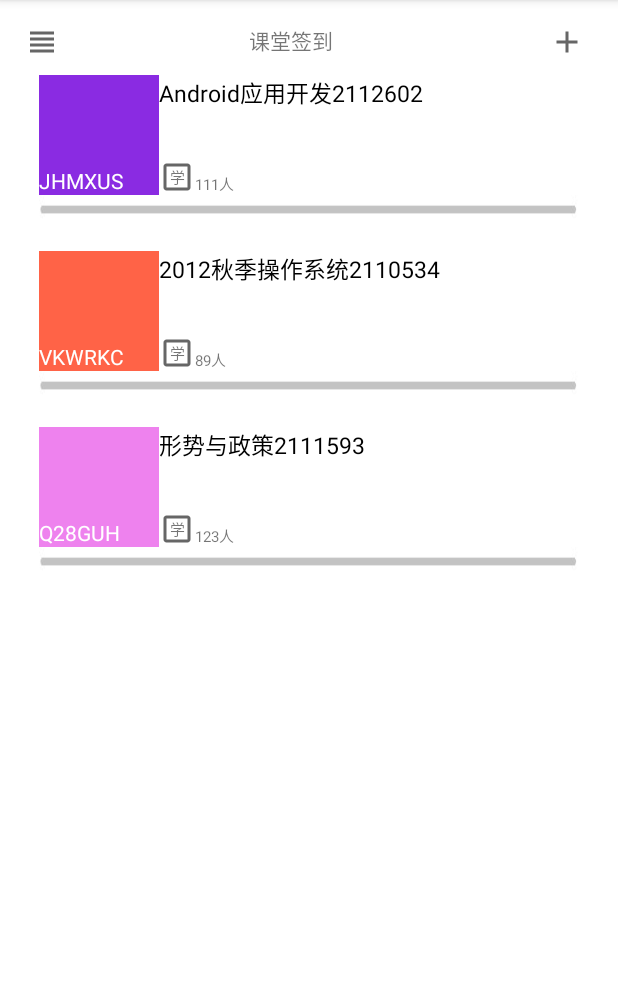
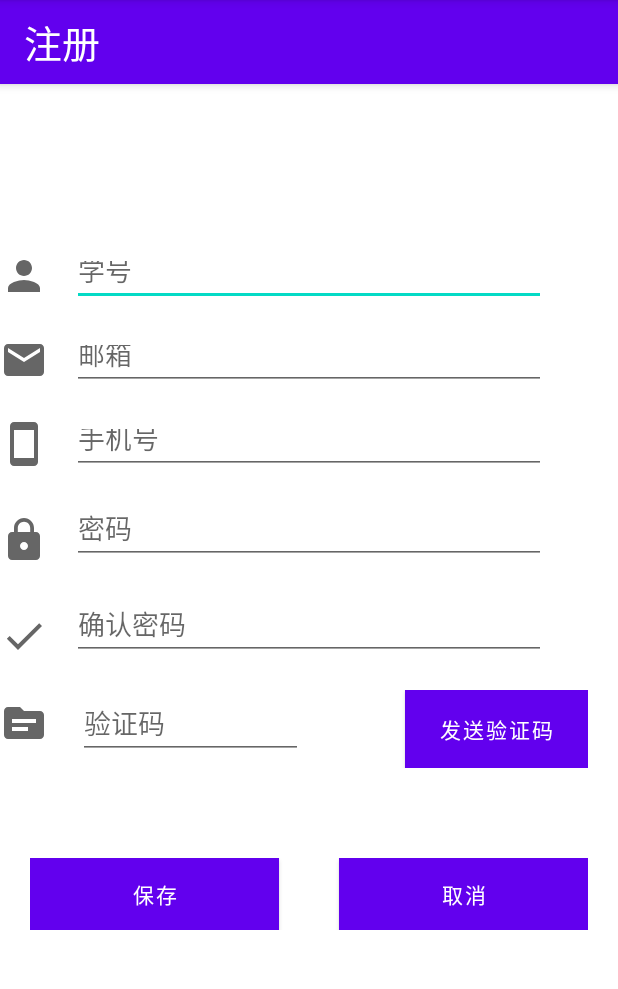
Before and after one commit to freezing00/EVONet, an Android app: the screen it shows after launch (MainActivity before the commit, RegisterActivity after it), on a phone screen of 412 x 824 dp, the part 84-1073 px from its top. Run offline under Robolectric (Android 15) with nearby library versions, the phone set to English and light mode, and no system bars.

Commit message:
完成注册布局

```diff
--- a/app/src/main/AndroidManifest.xml
+++ b/app/src/main/AndroidManifest.xml
@@ -25,7 +25,11 @@
         <activity android:name=".activities.StartActivity" android:exported="true">
 
         </activity>
+
         <activity android:name=".activities.MainActivity" android:exported="true">
+        </activity>
+
+        <activity android:name=".activities.RegisterActivity" android:exported="true">
             <intent-filter>
                 <action android:name="android.intent.action.MAIN" />
 
--- /dev/null
+++ b/app/src/main/java/com/example/evonet/activities/RegisterActivity.java
@@ -0,0 +1,21 @@
+package com.example.evonet.activities;
+
+import android.os.Bundle;
+import android.view.Window;
+
+import com.example.evonet.R;
+
+public class RegisterActivity extends BaseActivities implements ActivityInterface{
+
+    @Override
+    protected void onCreate(Bundle savedInstanceState) {
+        super.onCreate(savedInstanceState);
+        requestWindowFeature(Window.FEATURE_NO_TITLE);
+        setContentView(R.layout.activity_register);
+    }
+
+    @Override
+    public void bindView() {
+
+    }
+}
--- /dev/null
+++ b/app/src/main/res/drawable/ic_baseline_check_24.xml
@@ -0,0 +1,10 @@
+<vector xmlns:android="http://schemas.android.com/apk/res/android"
+    android:width="24dp"
+    android:height="24dp"
+    android:viewportWidth="24"
+    android:viewportHeight="24"
+    android:tint="?attr/colorControlNormal">
+  <path
+      android:fillColor="@android:color/white"
+      android:pathData="M9,16.17L4.83,12l-1.42,1.41L9,19 21,7l-1.41,-1.41z"/>
+</vector>
--- /dev/null
+++ b/app/src/main/res/drawable/ic_baseline_email_24.xml
@@ -0,0 +1,10 @@
+<vector xmlns:android="http://schemas.android.com/apk/res/android"
+    android:width="24dp"
+    android:height="24dp"
+    android:viewportWidth="24"
+    android:viewportHeight="24"
+    android:tint="?attr/colorControlNormal">
+  <path
+      android:fillColor="@android:color/white"
+      android:pathData="M20,4L4,4c-1.1,0 -1.99,0.9 -1.99,2L2,18c0,1.1 0.9,2 2,2h16c1.1,0 2,-0.9 2,-2L22,6c0,-1.1 -0.9,-2 -2,-2zM20,8l-8,5 -8,-5L4,6l8,5 8,-5v2z"/>
+</vector>
--- /dev/null
+++ b/app/src/main/res/drawable/ic_baseline_smartphone_24.xml
@@ -0,0 +1,10 @@
+<vector xmlns:android="http://schemas.android.com/apk/res/android"
+    android:width="24dp"
+    android:height="24dp"
+    android:viewportWidth="24"
+    android:viewportHeight="24"
+    android:tint="?attr/colorControlNormal">
+  <path
+      android:fillColor="@android:color/white"
+      android:pathData="M17,1.01L7,1c-1.1,0 -2,0.9 -2,2v18c0,1.1 0.9,2 2,2h10c1.1,0 2,-0.9 2,-2V3c0,-1.1 -0.9,-1.99 -2,-1.99zM17,19H7V5h10v14z"/>
+</vector>
--- /dev/null
+++ b/app/src/main/res/drawable/ic_baseline_source_24.xml
@@ -0,0 +1,10 @@
+<vector xmlns:android="http://schemas.android.com/apk/res/android"
+    android:width="24dp"
+    android:height="24dp"
+    android:viewportWidth="24"
+    android:viewportHeight="24"
+    android:tint="?attr/colorControlNormal">
+  <path
+      android:fillColor="@android:color/white"
+      android:pathData="M20,6h-8l-2,-2H4C2.9,4 2.01,4.9 2.01,6L2,18c0,1.1 0.9,2 2,2h16c1.1,0 2,-0.9 2,-2V8C22,6.9 21.1,6 20,6zM14,16H6v-2h8V16zM18,12H6v-2h12V12z"/>
+</vector>
--- /dev/null
+++ b/app/src/main/res/layout/activity_register.xml
@@ -0,0 +1,228 @@
+<?xml version="1.0" encoding="utf-8"?>
+<LinearLayout android:layout_height="match_parent"
+    android:layout_width="match_parent"
+    xmlns:tools="http://schemas.android.com/tools"
+    android:orientation="vertical"
+    xmlns:android="http://schemas.android.com/apk/res/android">
+    <com.google.android.material.appbar.AppBarLayout
+        android:layout_width="match_parent"
+        android:layout_height="?actionBarSize"
+        android:theme="@style/Widget.AppCompat.Toolbar">
+
+        <androidx.appcompat.widget.Toolbar
+            android:id="@+id/tool_bar"
+            android:layout_width="match_parent"
+            android:layout_height="match_parent">
+
+            <TextView
+                android:layout_width="wrap_content"
+                android:layout_height="?actionBarSize"
+                android:gravity="center_vertical"
+                android:text="注册"
+                android:textColor="@color/white"
+                android:textSize="25dp" />
+
+        </androidx.appcompat.widget.Toolbar>
+
+    </com.google.android.material.appbar.AppBarLayout>
+
+    <RelativeLayout
+        android:layout_width="match_parent"
+        android:layout_height="60dp">
+
+    </RelativeLayout>
+
+    <RelativeLayout
+        android:layout_width="match_parent"
+        android:layout_height="40dp"
+        android:layout_marginTop="48dp">
+
+        <ImageView
+            android:layout_width="32dp"
+            android:layout_height="32dp"
+            android:layout_marginBottom="4dp"
+            android:layout_alignParentBottom="true"
+            android:src="@drawable/ic_baseline_person_24"/>
+        <EditText
+            android:id="@+id/user"
+            android:layout_width="match_parent"
+            android:layout_height="wrap_content"
+            android:layout_alignParentBottom="true"
+            android:inputType="text"
+            android:hint="学号"
+            android:layout_marginStart="48dp"
+            android:layout_marginEnd="48dp"
+            android:maxLines="1"/>
+    </RelativeLayout>
+    <RelativeLayout
+        android:layout_width="match_parent"
+        android:layout_height="40dp"
+        android:layout_marginTop="16dp">
+
+        <ImageView
+            android:layout_width="32dp"
+            android:layout_height="32dp"
+            android:layout_marginBottom="4dp"
+            android:layout_alignParentBottom="true"
+            android:src="@drawable/ic_baseline_email_24"/>
+        <EditText
+            android:id="@+id/email"
+            android:layout_width="match_parent"
+            android:layout_height="wrap_content"
+            android:layout_alignParentBottom="true"
+            android:inputType="text"
+            android:hint="邮箱"
+            android:layout_marginStart="48dp"
+            android:layout_marginEnd="48dp"
+            android:maxLines="1"/>
+    </RelativeLayout>
+    <RelativeLayout
+        android:layout_width="match_parent"
+        android:layout_height="40dp"
+        android:layout_marginTop="16dp">
+
+        <ImageView
+            android:layout_width="32dp"
+            android:layout_height="32dp"
+            android:layout_marginBottom="4dp"
+            android:layout_alignParentBottom="true"
+            android:src="@drawable/ic_baseline_smartphone_24"/>
+        <EditText
+            android:id="@+id/phoneNumber"
+            android:layout_width="match_parent"
+            android:layout_height="wrap_content"
+            android:layout_alignParentBottom="true"
+            android:inputType="text"
+            android:hint="手机号"
+            android:layout_marginStart="48dp"
+            android:layout_marginEnd="48dp"
+            android:maxLines="1"/>
+    </RelativeLayout>
+
+    <RelativeLayout
+        android:layout_width="match_parent"
+        android:layout_height="48dp"
+        android:layout_marginTop="16dp">
+
+        <ImageView
+            android:layout_width="32dp"
+            android:layout_height="32dp"
+            android:layout_marginBottom="4dp"
+            android:layout_alignParentBottom="true"
+            android:src="@drawable/ic_baseline_lock_24"/>
+        <EditText
+            android:id="@+id/et_pwd"
+            android:layout_width="match_parent"
+            android:layout_height="wrap_content"
+            android:layout_marginBottom="4dp"
+            android:layout_alignParentBottom="true"
+            android:inputType="textPassword"
+            android:hint="密码"
+            android:layout_marginStart="48dp"
+            android:layout_marginEnd="48dp"
+            android:maxLines="1"/>
+    </RelativeLayout>
+
+    <RelativeLayout
+        android:layout_width="match_parent"
+        android:layout_height="48dp"
+        android:layout_marginTop="16dp">
+
+        <ImageView
+            android:layout_width="32dp"
+            android:layout_height="32dp"
+            android:layout_marginBottom="4dp"
+            android:layout_alignParentBottom="true"
+            android:src="@drawable/ic_baseline_check_24"/>
+        <EditText
+            android:id="@+id/sure_pwd"
+            android:layout_width="match_parent"
+            android:layout_height="wrap_content"
+            android:layout_marginBottom="4dp"
+            android:layout_alignParentBottom="true"
+            android:inputType="textPassword"
+            android:hint="确认密码"
+            android:layout_marginStart="48dp"
+            android:layout_marginEnd="48dp"
+            android:maxLines="1"/>
+    </RelativeLayout>
+    <LinearLayout
+        android:layout_width="match_parent"
+        android:layout_height="wrap_content"
+        android:layout_alignParentBottom="true"
+        android:layout_marginTop="16dp"
+        android:layout_marginBottom="10dp"
+        android:gravity="center"
+        android:paddingRight="20dp">
+
+        <ImageView
+            android:layout_width="32dp"
+            android:layout_height="32dp"
+            android:layout_marginBottom="4dp"
+            android:layout_alignParentBottom="true"
+            android:src="@drawable/ic_baseline_source_24"/>
+
+        <EditText
+            android:id="@+id/et_identify"
+            android:layout_width="150dp"
+            android:layout_height="wrap_content"
+            android:layout_marginBottom="4dp"
+            android:layout_alignParentBottom="true"
+            android:inputType="textPassword"
+            android:hint="验证码"
+            android:layout_marginStart="20dp"
+            android:layout_marginEnd="48dp"
+            android:maxLines="1"/>
+
+        <Button
+            android:id="@+id/bt_register_identify"
+            android:layout_width="0dp"
+            android:layout_height="match_parent"
+            android:layout_marginStart="20dp"
+            android:layout_weight="1"
+            android:background="@color/design_default_color_primary_variant"
+            android:text="发送验证码"
+            android:textColor="@color/white"
+            tools:layout_editor_absoluteX="215dp" />
+
+    </LinearLayout>
+
+    <LinearLayout
+        android:layout_width="match_parent"
+        android:layout_height="wrap_content"
+        android:layout_alignParentBottom="true"
+        android:layout_marginTop="50dp"
+        android:layout_marginBottom="10dp"
+        android:gravity="center"
+        android:paddingLeft="20dp"
+        android:paddingRight="20dp">
+
+        <Button
+            android:id="@+id/bt_regist_save"
+            android:layout_width="0dp"
+            android:layout_height="wrap_content"
+            android:layout_marginEnd="20dp"
+            android:layout_weight="1"
+            android:background="@color/design_default_color_primary_variant"
+            android:text="保存"
+            android:textColor="@color/white"
+            tools:layout_editor_absoluteX="81dp"
+            />
+
+        <Button
+            android:id="@+id/bt_regist_cancel"
+            android:layout_width="0dp"
+            android:layout_height="wrap_content"
+            android:layout_marginStart="20dp"
+            android:layout_weight="1"
+            android:background="@color/design_default_color_primary_variant"
+            android:text="取消"
+            android:textColor="@color/white"
+            tools:layout_editor_absoluteX="215dp"
+           />
+
+    </LinearLayout>
+
+
+
+</LinearLayout>
--- a/app/src/main/res/layout/activity_start.xml
+++ b/app/src/main/res/layout/activity_start.xml
@@ -2,13 +2,14 @@
 <LinearLayout android:layout_width="match_parent"
     android:layout_height="match_parent"
     android:orientation="vertical"
+    android:background="@drawable/start_background"
     xmlns:android="http://schemas.android.com/apk/res/android">
 
     <RelativeLayout
         android:layout_width="match_parent"
         android:layout_height="wrap_content"
-        android:layout_weight="1"
-        android:layout_marginTop="48dp"
+        android:layout_weight="1">
+<!--        android:layout_marginTop="48dp"-->
         >
         <ImageView
             android:layout_width="108dp"
```
